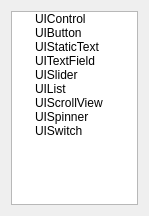
This is Tools/UIEditor/UI/librarywidget.ui in xaoctech/dava.engine as Qt 5 draws it before an edit. The edited form follows.
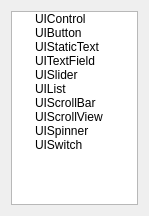
This is the edited form. Custom widgets are drawn as their Qt base class.

What changed in the file:
```diff
--- a/Tools/UIEditor/UI/librarywidget.ui
+++ b/Tools/UIEditor/UI/librarywidget.ui
@@ -75,6 +75,11 @@
        <string>UIList</string>
       </property>
      </item>
+     <item>
+      <property name="text">
+       <string>UIScrollBar</string>
+      </property>
+     </item>
      <item>
       <property name="text">
        <string>UIScrollView</string>
```
